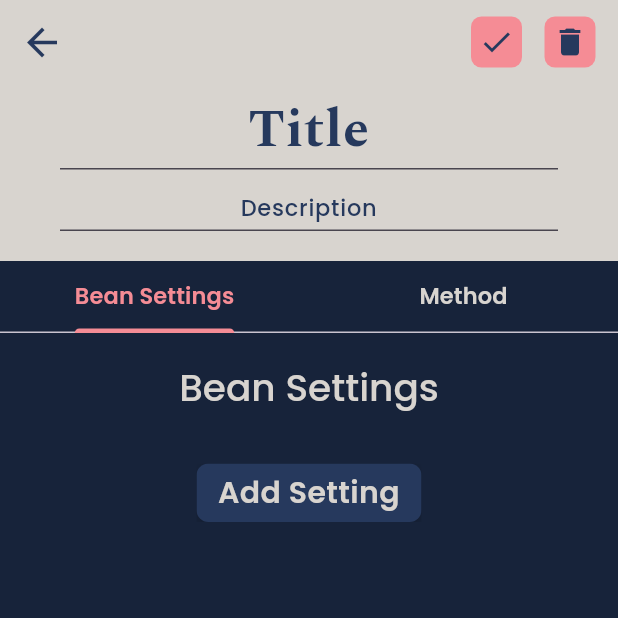
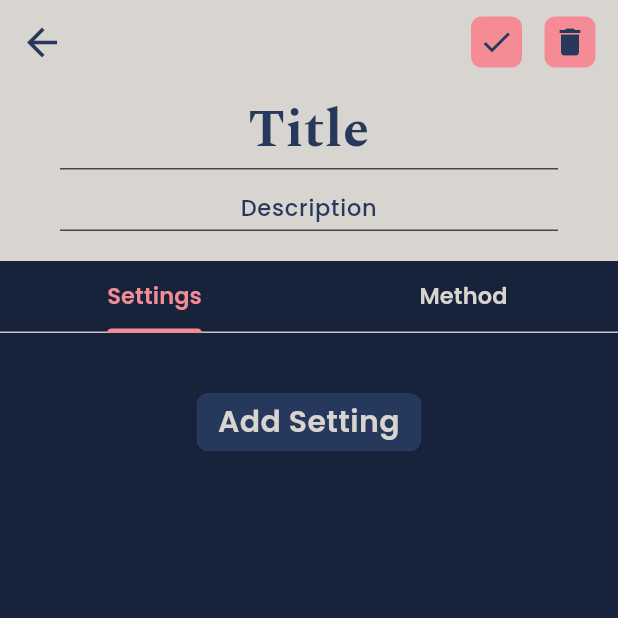
Before and after one commit to andrew-moreno/aeroquest, a Flutter app: the RecipeDetails screen opened directly with empty values, after a tap on the "edit" icon, on a phone screen of 412 x 824 dp, the top half of it. Run offline on Flutter 3.47's test engine with Material 2 defaults, Android fonts, the phone set to English and light mode, and no system bars; drawn by our look-alikes of flutter_form_builder; our stand-ins replace dropdown_button2, expandable_page_view, sliver_tools, smooth_page_indicator, sqflite; missing offline and left inert: control_style; accounts and stored records are empty.

Commit message:
FINALLY GOT TABVIEW TO WORK LETS GOOOO also padding under add button in details page

```diff
--- a/lib/screens/recipe_details/recipe_details.dart
+++ b/lib/screens/recipe_details/recipe_details.dart
@@ -10,6 +10,7 @@ import 'package:aeroquest/widgets/appbar/appbar_leading.dart';
 import 'package:aeroquest/widgets/custom_dialog.dart';
 import 'package:aeroquest/constraints.dart';
 import 'package:aeroquest/models/recipe.dart';
+import 'package:sliver_tools/sliver_tools.dart';
 
 class RecipeDetails extends StatefulWidget {
   /// The screen used for displaying and editing the details of a single recipe
@@ -33,8 +34,6 @@ class RecipeDetails extends StatefulWidget {
 }
 
 class _RecipeDetailsState extends State<RecipeDetails> {
-  final ScrollController _scrollController = ScrollController();
-
   late final RecipesProvider _recipesProvider =
       Provider.of<RecipesProvider>(context, listen: false);
 
@@ -160,7 +159,7 @@ class _RecipeDetailsState extends State<RecipeDetails> {
 
   @override
   Widget build(BuildContext context) {
-    final List<String> tabs = <String>['Bean Settings', 'Method'];
+    final List<String> tabs = <String>['Settings', 'Method'];
     return DefaultTabController(
       length: tabs.length,
       child: Scaffold(
@@ -170,14 +169,16 @@ class _RecipeDetailsState extends State<RecipeDetails> {
             onTap: () => FocusScope.of(context).unfocus(),
             child: SafeArea(
               child: NestedScrollView(
-                controller: _scrollController,
                 headerSliverBuilder:
                     (BuildContext context, bool innerBoxIsScrolled) {
                   return <Widget>[
                     SliverOverlapAbsorber(
                       handle: NestedScrollView.sliverOverlapAbsorberHandleFor(
                           context),
-                      sliver: SliverAppBar(
+                      sliver: MultiSliver(
+                        children: [
+                          SliverAppBar(
+                            pinned: true,
                             backgroundColor: kPrimary,
                             leading: AppBarLeading(
                               leadingFunction: LeadingFunction.back,
@@ -193,8 +194,8 @@ class _RecipeDetailsState extends State<RecipeDetails> {
                                     _editRecipe();
                                   }
                                 },
-                            icon:
-                                (_recipesProvider.editMode == EditMode.enabled)
+                                icon: (_recipesProvider.editMode ==
+                                        EditMode.enabled)
                                     ? Icons.check
                                     : Icons.edit,
                                 hasDynamicColour: true,
@@ -208,14 +209,16 @@ class _RecipeDetailsState extends State<RecipeDetails> {
                                   : Container(),
                             ],
                           ),
-                    ),
                           SliverToBoxAdapter(
+                            child: Container(
+                              color: kPrimary,
                               child: Column(
                                 children: [
                                   const SizedBox(height: 5),
                                   RecipeDetailsHeader(
                                     titleValue: _recipesProvider
-                                    .recipes[widget.recipeData.id]?.title ??
+                                            .recipes[widget.recipeData.id]
+                                            ?.title ??
                                         widget.recipeData.title,
                                     descriptionValue: _recipesProvider
                                             .recipes[widget.recipeData.id]
@@ -224,9 +227,15 @@ class _RecipeDetailsState extends State<RecipeDetails> {
                                         "",
                                   ),
                                   const SizedBox(height: 20),
-                          Container(
+                                ],
+                              ),
+                            ),
+                          ),
+                          SliverPinnedHeader(
+                            child: Container(
                               color: kDarkSecondary,
                               child: TabBar(
+                                labelPadding: const EdgeInsets.all(0),
                                 tabs: tabs
                                     .map((String name) => Tab(text: name))
                                     .toList(),
@@ -237,6 +246,7 @@ class _RecipeDetailsState extends State<RecipeDetails> {
                                 labelColor: kAccent,
                                 unselectedLabelColor: kPrimary,
                                 indicatorColor: kAccent,
+                              ),
                             ),
                           ),
                         ],
@@ -286,26 +296,18 @@ class RecipeDetailsBodyChild extends StatelessWidget {
   Widget build(BuildContext context) {
     return Padding(
       padding: const EdgeInsets.symmetric(horizontal: 35),
-      child: Builder(
-        builder: (context) {
+      child: Builder(builder: (context) {
         return CustomScrollView(
           slivers: [
             SliverOverlapInjector(
                 handle:
-                    NestedScrollView.sliverOverlapAbsorberHandleFor(context),
-              ),
+                    NestedScrollView.sliverOverlapAbsorberHandleFor(context)),
             SliverList(
               delegate: SliverChildListDelegate(
                 [
-                    const SizedBox(height: 20),
                   Column(
                     children: [
-                        Text(
-                          header,
-                          textAlign: TextAlign.center,
-                          style: Theme.of(context).textTheme.headline4,
-                        ),
-                        const SizedBox(height: 15),
+                      const SizedBox(height: 20),
                       child,
                     ],
                   ),
@@ -314,8 +316,7 @@ class RecipeDetailsBodyChild extends StatelessWidget {
             ),
           ],
         );
-        },
-      ),
+      }),
     );
   }
 }
--- a/lib/screens/recipe_details/recipe_details_body/body_widgets/recipe_method.dart
+++ b/lib/screens/recipe_details/recipe_details_body/body_widgets/recipe_method.dart
@@ -116,13 +116,15 @@ class _RecipeMethodState extends State<RecipeMethod> {
                   return const SizedBox(height: _methodPadding);
                 },
               ),
-              const SizedBox(height: 20),
-              (recipesProvider.editMode == EditMode.enabled)
-                  ? AddToRecipeButton(
-                      onTap: addNote,
-                      buttonText: "Add Note",
-                    )
-                  : Container(),
+              Padding(
+                padding: const EdgeInsets.symmetric(vertical: 20),
+                child: (recipesProvider.editMode == EditMode.enabled)
+                    ? AddToRecipeButton(
+                        onTap: addNote,
+                        buttonText: "Add Note",
+                      )
+                    : Container(),
+              ),
             ],
           );
         },
--- a/pubspec.yaml
+++ b/pubspec.yaml
@@ -44,6 +44,7 @@ dependencies:
   horizontal_blocked_scroll_physics: ^4.0.1
   sqflite: ^2.0.2+1
   tuple: ^2.0.1
+  sliver_tools: ^0.2.8
 
 dev_dependencies:
   flutter_test:
```
Also changed, not shown: pubspec.lock. Lines whose indentation alone changed are shown as unchanged.
